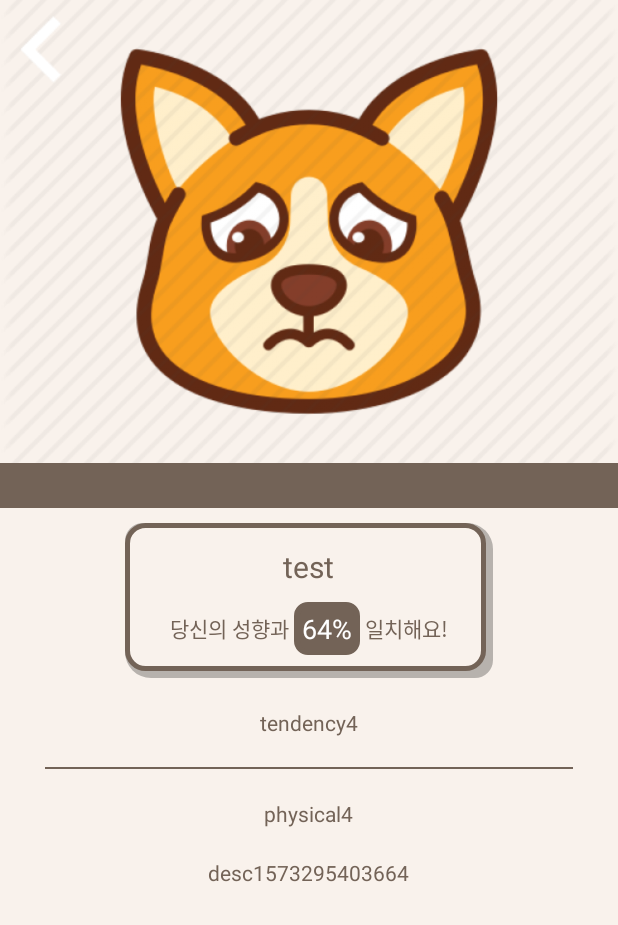
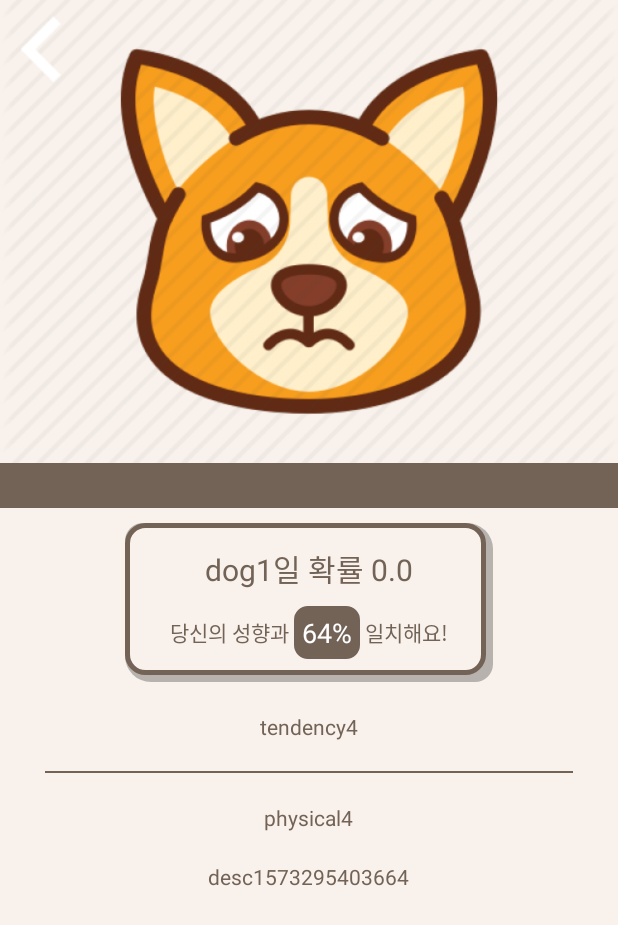
Before and after one commit to pubmbro1/capston, an Android app: the CameraActivity screen opened directly, with no data from a screen before it, after a tap on "CAPTURE", on a phone screen of 412 x 824 dp. Shown: the top 925 px of the screen. Run offline under Robolectric (Android 15) with nearby library versions, the phone set to English and light mode, and no system bars; libraries missing offline, so code that uses them is left out: org.tensorflow.lite; 6 statements that could not run were skipped.

Commit message:
m combine

```diff
--- a/WhatIsThisDog/app/src/main/java/kr/ac/mju/capston/whatisthisdog/Activity/CameraActivity.java
+++ b/WhatIsThisDog/app/src/main/java/kr/ac/mju/capston/whatisthisdog/Activity/CameraActivity.java
@@ -197,26 +197,22 @@ public class CameraActivity extends BaseActivity implements SurfaceHolder.Callba
             e.printStackTrace();
         }
 
-        Log.d("모델", "시작");
         Bitmap bitmap_input = Bitmap.createScaledBitmap(bitmap, 224,224, false);
-        Log.d("모델 비트맵 인풋", String.valueOf(bitmap_input));
-        float[][][] input_data = getImageTo3dArr(bitmap_input);
-        Log.d("모델 배열 인풋", String.valueOf(input_data[2][2][1]));
+        float[][][][] input_data = getImageTo3dArr(bitmap_input);
 
+        String dog_name = "default";
         try {
-            calRate(input_data);
+            dog_name = calRate(input_data);
         }catch(Exception e){
+            e.printStackTrace();
             Log.d("모델 - catch", e.getMessage());
         }
-
-        String dog_name = "test";
-        Log.d("모델", "끝");
 
         // 텍스트 파일에 정보 저장
         fm = new FileManager(this,"album.txt");
         DogInfo saveItem = new DogInfo(DogInfo.getRandomData(fileName));
         saveItem.setName(dog_name);
-        fm.saveItemsToFile(saveItem) ;
+        fm.saveItemsToFile(saveItem);
 
 
         //정보보기로 이동
@@ -227,12 +223,8 @@ public class CameraActivity extends BaseActivity implements SurfaceHolder.Callba
         finish();
     }
 
-    public float[][][] getImageTo3dArr(Bitmap image){
-        float[][][] data = new float[224][224][3];
-
-        Log.d("모델 - 변환", String.valueOf(image.getByteCount()));
-        Log.d("모델 - 변환", String.valueOf(image.getWidth()));
-        Log.d("모델 - 변환", String.valueOf(image.getHeight()));
+    public float[][][][] getImageTo3dArr(Bitmap image){
+        float[][][][] data = new float[1][224][224][3];
 
         for(int x = 0; x < image.getWidth(); x++){
             for(int y = 0; y < image.getHeight(); y++){
@@ -243,37 +235,31 @@ public class CameraActivity extends BaseActivity implements SurfaceHolder.Callba
                 float green = ((px >> 8) & 0xFF) / (float)255;
                 float blue = (px & 0xFF) / (float)255;
 
-                data[x][y][0] = red;
-                data[x][y][1] = green;
-                data[x][y][2] = blue;
+                data[0][x][y][0] = red;
+                data[0][x][y][1] = green;
+                data[0][x][y][2] = blue;
             }
         }
-
-        Log.d("모델 - 변환" , "변환 완료");
         return data;
     }
 
-    public String calRate(float[][][] input){
-        Log.d("모델 - tf load start", "");
-
+    public String calRate(float[][][][] input){
         Interpreter model = getTfliteInterpreter("xception_to_lite.tflite");
         float[][] output = new float[1][120];
 
-        Log.d("모델 - tf load end", "");
         model.run(input, output);
-        Log.d("모델 - 아웃풋", String.valueOf(output[1]));
 
-        double max = 0;
+        float max = 0;
         int index = 0;
         for(int i=0;i<120;i++){
-            if(output[0][i] > index){
+            if(output[0][i] > max){
                 max = output[0][i];
                 index = i;
             }
         }
+        index++;
 
-        return "Dog index : " + String.valueOf(index);
-
+        return "dog" + (index) + "일 확률 " + max;
     }
     // 모델 파일 인터프리터를 생성하는 공통 함수
     // loadModelFile 함수에 예외가 포함되어 있기 때문에 반드시 try, catch 블록이 필요하다.
--- a/WhatIsThisDog/app/src/main/java/kr/ac/mju/capston/whatisthisdog/Data/DogInfo.java
+++ b/WhatIsThisDog/app/src/main/java/kr/ac/mju/capston/whatisthisdog/Data/DogInfo.java
@@ -51,6 +51,7 @@ public class DogInfo implements Serializable {
     }
 
     public String getSaveData() {
+        this.saveData = dogImage+"#"+name+"#"+physical+"#"+tendency+"#"+desc+"#"+matchRate;
         return saveData;
     }
 
--- a/WhatIsThisDog/app/src/main/java/kr/ac/mju/capston/whatisthisdog/Util/FileManager.java
+++ b/WhatIsThisDog/app/src/main/java/kr/ac/mju/capston/whatisthisdog/Util/FileManager.java
@@ -1,6 +1,8 @@
 package kr.ac.mju.capston.whatisthisdog.Util;
 
 import android.content.Context;
+import android.content.Intent;
+import android.net.Uri;
 import android.os.Environment;
 import android.util.Log;
 
@@ -115,6 +117,9 @@ public class FileManager {
             File imageFile = new File(path, fileName);
             imageFile.delete();
 
+            Intent mediaScanIntent = new Intent(Intent.ACTION_MEDIA_SCANNER_SCAN_FILE);
+            context.sendBroadcast(mediaScanIntent);
+
             //리스트에서 item 삭제
             ArrayList<DogInfo> resultList = new ArrayList<>();
             resultList.addAll(albumlist);
```
